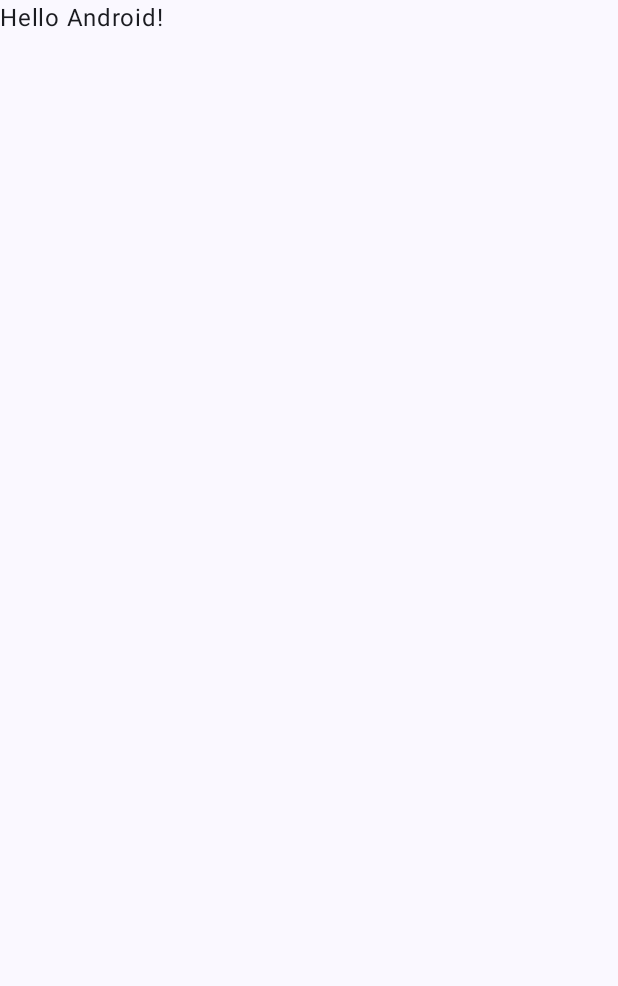
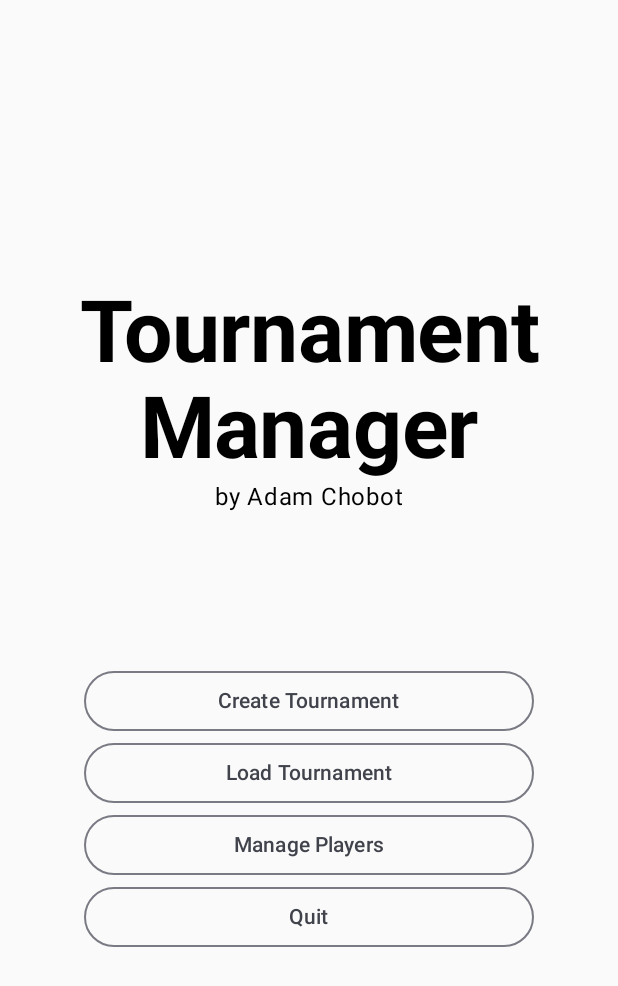
Before and after one commit to Ady38/Tournament-Manager, an Android app built with Jetpack Compose: the screen it shows after launch (MainActivity), on a phone screen of 412 x 824 dp. Before the commit the part shown is almost empty. Shown: the top 986 px of the screen. Run offline under Robolectric (Android 15) with nearby library versions, the phone set to English and light mode, and no system bars.

Commit message:
Created Start screen and it's call from main Activity

```diff
--- a/app/src/main/java/com/ady/tournamentmanager/MainActivity.kt
+++ b/app/src/main/java/com/ady/tournamentmanager/MainActivity.kt
@@ -6,11 +6,9 @@ import androidx.activity.compose.setContent
 import androidx.activity.enableEdgeToEdge
 import androidx.compose.foundation.layout.fillMaxSize
 import androidx.compose.foundation.layout.padding
-import androidx.compose.material3.Scaffold
-import androidx.compose.material3.Text
-import androidx.compose.runtime.Composable
 import androidx.compose.ui.Modifier
-import androidx.compose.ui.tooling.preview.Preview
+import androidx.compose.ui.res.dimensionResource
+import com.ady.tournamentmanager.ui.StartScreen
 import com.ady.tournamentmanager.ui.theme.TournamentManagerTheme
 
 class MainActivity : ComponentActivity() {
@@ -19,29 +17,10 @@ class MainActivity : ComponentActivity() {
         enableEdgeToEdge()
         setContent {
             TournamentManagerTheme {
-                Scaffold(modifier = Modifier.fillMaxSize()) { innerPadding ->
-                    Greeting(
-                        name = "Android",
-                        modifier = Modifier.padding(innerPadding)
-                    )
-                }
+                StartScreen(modifier = Modifier
+                    .fillMaxSize()
+                    .padding(dimensionResource(R.dimen.padding_medium)))
             }
         }
     }
 }
-
-@Composable
-fun Greeting(name: String, modifier: Modifier = Modifier) {
-    Text(
-        text = "Hello $name!",
-        modifier = modifier
-    )
-}
-
-@Preview(showBackground = true)
-@Composable
-fun GreetingPreview() {
-    TournamentManagerTheme {
-        Greeting("Android")
-    }
-}
--- /dev/null
+++ b/app/src/main/java/com/ady/tournamentmanager/ui/StartScreen.kt
@@ -0,0 +1,102 @@
+package com.ady.tournamentmanager.ui
+
+import android.annotation.SuppressLint
+import android.app.Activity
+import androidx.compose.foundation.layout.Arrangement
+import androidx.compose.foundation.layout.Column
+import androidx.compose.foundation.layout.Spacer
+import androidx.compose.foundation.layout.fillMaxSize
+import androidx.compose.foundation.layout.height
+import androidx.compose.foundation.layout.widthIn
+import androidx.compose.material3.MaterialTheme
+import androidx.compose.material3.OutlinedButton
+import androidx.compose.material3.Text
+import androidx.compose.runtime.Composable
+import androidx.compose.ui.Alignment
+import androidx.compose.ui.Modifier
+import androidx.compose.ui.platform.LocalContext
+import androidx.compose.ui.res.stringResource
+import androidx.compose.ui.text.font.FontWeight
+import androidx.compose.ui.text.style.TextAlign
+import androidx.compose.ui.tooling.preview.Preview
+import androidx.compose.ui.unit.dp
+import com.ady.tournamentmanager.R
+import com.ady.tournamentmanager.ui.theme.TournamentManagerTheme
+import kotlin.system.exitProcess
+
+
+@SuppressLint("ContextCastToActivity") //Need to cast due to app termination
+@Composable
+fun StartScreen(
+    modifier : Modifier = Modifier
+) {
+    val activity = (LocalContext.current as? Activity)
+
+    Column(
+        modifier = modifier,
+        verticalArrangement = Arrangement.Center,
+        horizontalAlignment = Alignment.CenterHorizontally
+    ) {
+        Text(
+            text = stringResource(R.string.app_name),
+            style = MaterialTheme.typography.displayLarge,
+            textAlign = TextAlign.Center,
+            fontWeight = FontWeight.Bold
+        )
+        Text(
+            text = stringResource(R.string.author)
+        )
+        Spacer(
+            modifier = Modifier.height(100.dp)
+        )
+        OutlinedButton(
+            onClick = { },
+            modifier = Modifier.widthIn(min = 300.dp)
+        ) {
+            Text(
+                text = stringResource(R.string.create_tournament)
+            )
+        }
+        OutlinedButton(
+            onClick = { },
+            modifier = Modifier.widthIn(min = 300.dp)
+        ) {
+            Text(
+                text = stringResource(R.string.load_tournament)
+            )
+        }
+        OutlinedButton(
+            onClick = { },
+            modifier = Modifier.widthIn(min = 300.dp)
+        ) {
+            Text(
+                text = stringResource(R.string.manage_players)
+            )
+        }
+        OutlinedButton(
+            onClick = { exitApp(activity)
+            },
+            modifier = Modifier.widthIn(min = 300.dp)
+        ) {
+            Text(
+                text = stringResource(R.string.quit)
+            )
+        }
+    }
+}
+
+fun exitApp(activity: Activity?) {
+    activity?.finishAndRemoveTask()
+    exitProcess(0)
+}
+
+@Preview
+@Composable
+fun StartOrderPreview() {
+    TournamentManagerTheme {
+        StartScreen(
+            modifier = Modifier
+                .fillMaxSize()
+        )
+    }
+}
--- a/app/src/main/java/com/ady/tournamentmanager/ui/theme/Theme.kt
+++ b/app/src/main/java/com/ady/tournamentmanager/ui/theme/Theme.kt
@@ -1,6 +1,5 @@
 package com.ady.tournamentmanager.ui.theme
 
-import android.app.Activity
 import android.os.Build
 import androidx.compose.foundation.isSystemInDarkTheme
 import androidx.compose.material3.MaterialTheme
@@ -14,7 +13,7 @@ import androidx.compose.ui.platform.LocalContext
 private val DarkColorScheme = darkColorScheme(
     primary = Purple80,
     secondary = PurpleGrey80,
-    tertiary = Pink80
+    tertiary = Pink80,
 )
 
 private val LightColorScheme = lightColorScheme(
--- /dev/null
+++ b/app/src/main/res/values/dimens.xml
@@ -0,0 +1,6 @@
+<?xml version="1.0" encoding="utf-8"?>
+<resources>
+    <dimen name="padding_small">8dp</dimen>
+    <dimen name="padding_medium">16dp</dimen>
+    <dimen name="thickness_divider">1dp</dimen>
+</resources>
--- a/app/src/main/res/values/strings.xml
+++ b/app/src/main/res/values/strings.xml
@@ -1,3 +1,11 @@
 <resources>
     <string name="app_name">Tournament Manager</string>
+    <string name="create_tournament">Create Tournament</string>
+    <string name="load_tournament">Load Tournament</string>
+    <string name="manage_players">Manage Players</string>
+    <string name="pairings">Tournament - Pairings</string>
+    <string name="rankings">Tournament - Rankings</string>
+    <string name="quit">Quit</string>
+    <string name="back_button">Back</string>
+    <string name="author">by Adam Chobot</string>
 </resources>
```
